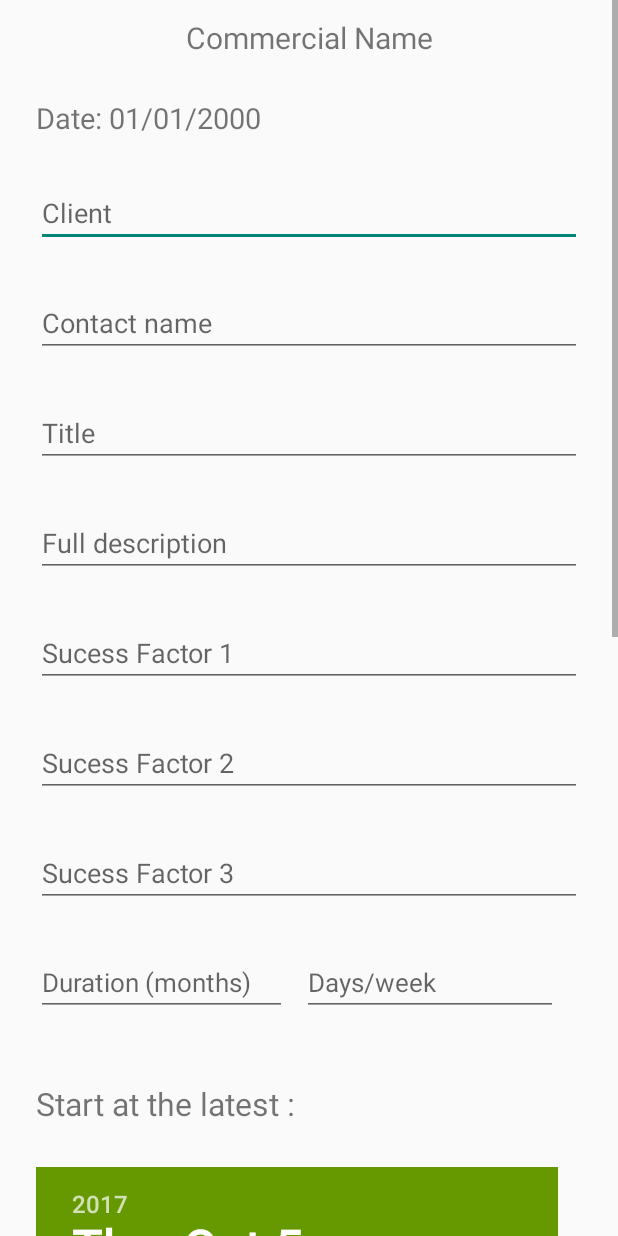
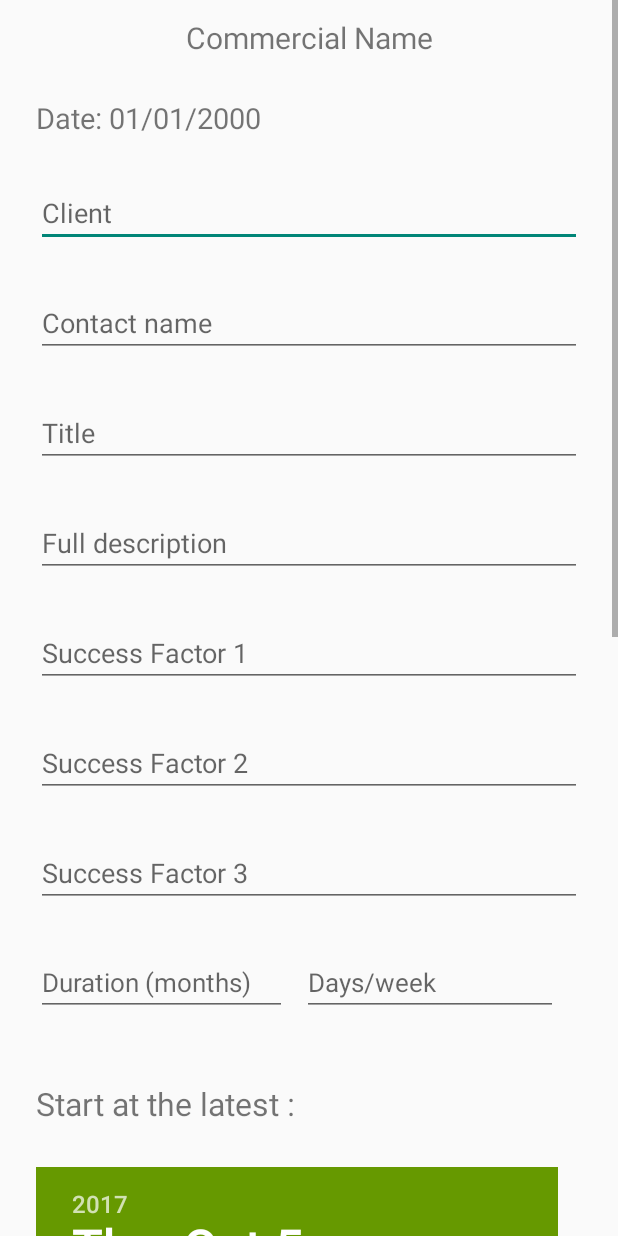
Before and after one commit to eni-causer-a/workshop-1, an Android app: the layout activity_fiche_besoin.xml on its own in the app's theme, with its tools: preview values and no code run, on a phone screen of 412 x 824 dp. Run offline under Robolectric (Android 15) with nearby library versions, the phone set to English and light mode, and no system bars.

Commit message:
Derniere modif Manifest + Strings

```diff
--- a/app/src/main/AndroidManifest.xml
+++ b/app/src/main/AndroidManifest.xml
@@ -25,10 +25,10 @@
         </activity>
         <activity
             android:name=".activity.FicheBesoinActivity"
-            android:label="@string/fiche_besoin_titre" />
+            android:label="Need" />
         <activity
             android:name=".activity.ListActivity"
-            android:label="Client list" />
+            android:label="Needs list" />
     </application>
 
 </manifest>
--- a/app/src/main/java/com/gfi/appcommercial/activity/FicheBesoinActivity.java
+++ b/app/src/main/java/com/gfi/appcommercial/activity/FicheBesoinActivity.java
@@ -296,7 +296,7 @@ public class FicheBesoinActivity extends AppCompatActivity {
                     editTextConsultant5.setTranslationY(editTextConsultant4.getTranslationY()+150);
                     linearRel.setTranslationY(linearRel.getTranslationY()+150);
                     params.height = (params.height + 150);
-                    relLay.setLayoutParams(params);}
+                    relLay.setLayoutParams(params); }
 
 
             }
--- a/app/src/main/java/com/gfi/appcommercial/activity/LoginActivity.java
+++ b/app/src/main/java/com/gfi/appcommercial/activity/LoginActivity.java
@@ -102,7 +102,7 @@ public class LoginActivity extends AppCompatActivity implements LoaderCallbacks<
             public void onClick(View view) {
                 email = mEmailView.getText().toString();
                 password = mPasswordView.getText().toString();
-                Boolean rememberMe = mRememberMeView.isChecked();
+
                 if (CommercialDAO.getInstance().login(email, password)){
                     attemptLogin();
                     //todo: gestion du remember me
--- a/app/src/main/res/layout/activity_fiche_besoin.xml
+++ b/app/src/main/res/layout/activity_fiche_besoin.xml
@@ -206,7 +206,8 @@
                     android:layout_weight="1"
                     android:ems="10"
                     android:hint="@string/fiche_besoin_consultant1"
-                    android:inputType="textMultiLine" />
+                    android:inputType="textMultiLine"
+                    android:visibility="visible" />
 
                 <EditText
                     android:id="@+id/editTextConsultant2"
@@ -217,7 +218,7 @@
                     android:ems="10"
                     android:hint="@string/fiche_besoin_consultant2"
                     android:inputType="textMultiLine"
-                    android:visibility="invisible" />
+                    android:visibility="gone" />
 
                 <EditText
                     android:id="@+id/editTextConsultant3"
@@ -228,7 +229,7 @@
                     android:ems="10"
                     android:hint="@string/fiche_besoin_consultant3"
                     android:inputType="textMultiLine"
-                    android:visibility="invisible" />
+                    android:visibility="gone" />
 
                 <EditText
                     android:id="@+id/editTextConsultant4"
@@ -239,7 +240,7 @@
                     android:ems="10"
                     android:hint="@string/fiche_besoin_consultant4"
                     android:inputType="textMultiLine"
-                    android:visibility="invisible" />
+                    android:visibility="gone" />
 
                 <EditText
                     android:id="@+id/editTextConsultant5"
@@ -249,7 +250,7 @@
                     android:ems="10"
                     android:hint="@string/fiche_besoin_consultant5"
                     android:inputType="textMultiLine"
-                    android:visibility="invisible" />
+                    android:visibility="gone" />
 
                 <LinearLayout
                     android:id="@+id/linearRel"
--- a/app/src/main/res/values/strings.xml
+++ b/app/src/main/res/values/strings.xml
@@ -21,9 +21,9 @@
     <string name="fiche_besoin_titre">Title</string>
     <string name="fiche_besoin_commercial_name">Commercial Name</string>
     <string name="fiche_besoin_description">Full description</string>
-    <string name="fiche_besoin_key1">Sucess Factor 1</string>
-    <string name="fiche_besoin_key2">Sucess Factor 2</string>
-    <string name="fiche_besoin_key3">Sucess Factor 3</string>
+    <string name="fiche_besoin_key1">Success Factor 1</string>
+    <string name="fiche_besoin_key2">Success Factor 2</string>
+    <string name="fiche_besoin_key3">Success Factor 3</string>
     <string name="fiche_besoin_duration">Duration (months)</string>
     <string name="fiche_besoin_day">Days/week</string>
     <string name="fiche_besoin_location">Location</string>
```
Also changed, not shown: app/src/main/res/layout/activity_login.xml (+1 -8 lines).
